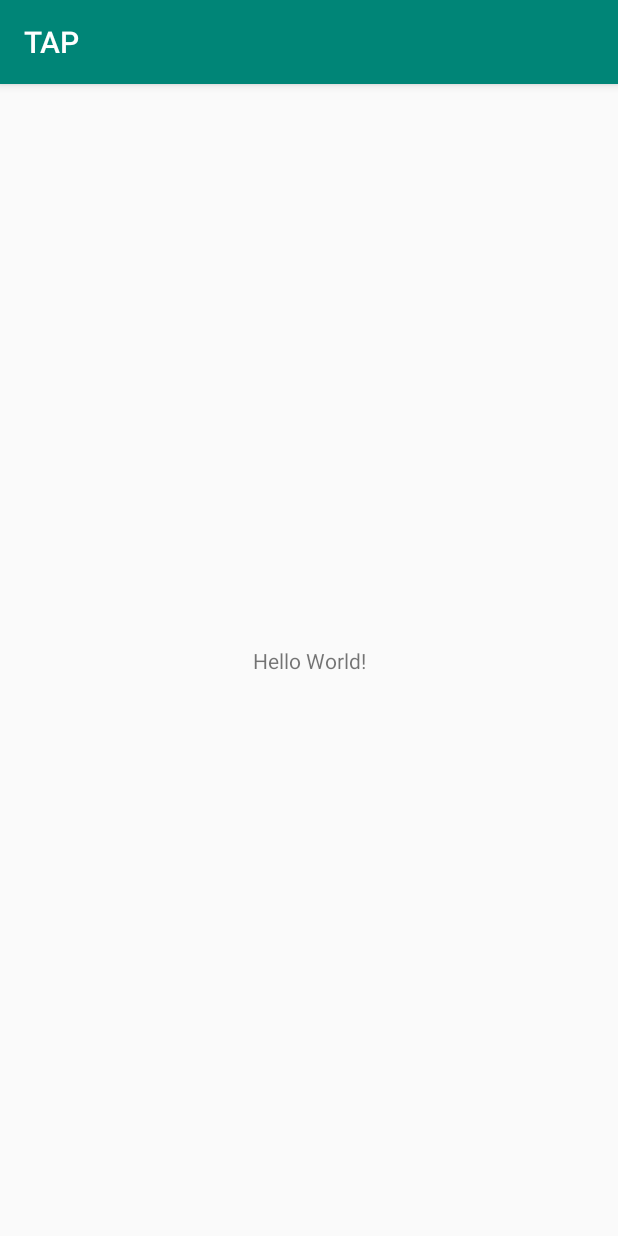
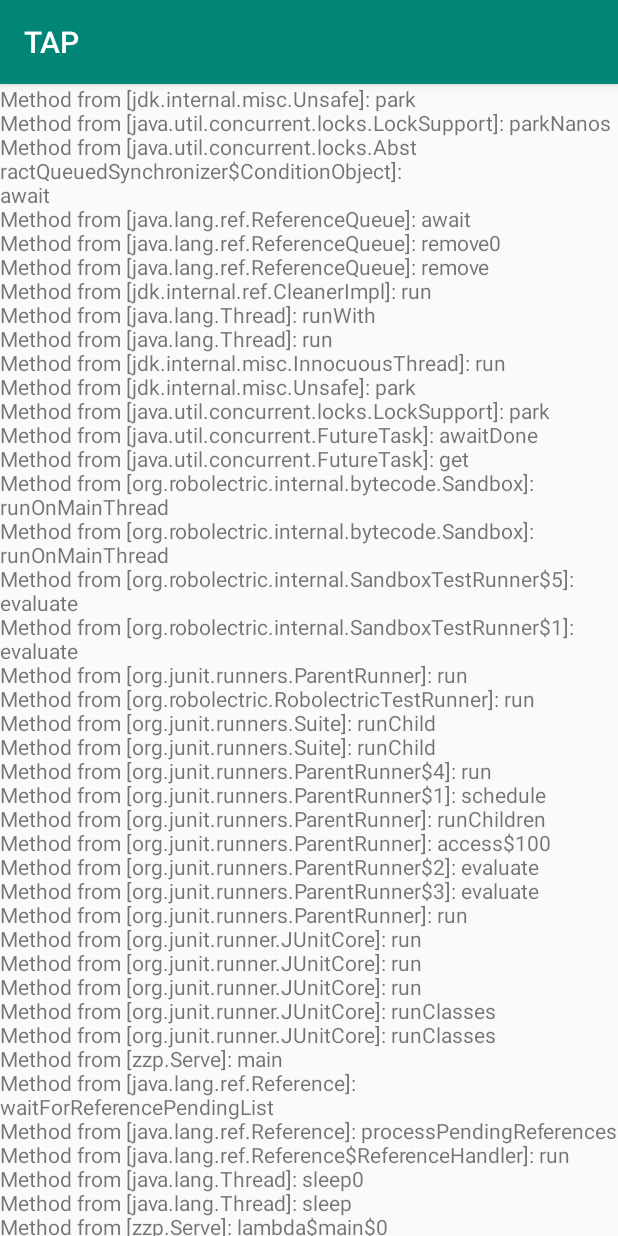
Before and after one commit to dorado89/TAP, an Android app: the screen it shows after launch (MainActivity), on a phone screen of 412 x 824 dp. Run offline under Robolectric (Android 15) with nearby library versions, the phone set to English and light mode, and no system bars.

Commit message:
Dirty getallstacks

```diff
--- a/app/src/main/java/com/example/tap/MainActivity.java
+++ b/app/src/main/java/com/example/tap/MainActivity.java
@@ -9,6 +9,6 @@ public class MainActivity extends AppCompatActivity {
     protected void onCreate(Bundle savedInstanceState) {
         super.onCreate(savedInstanceState);
         setContentView(R.layout.activity_main);
-        new ShowStackTrace(getCurrentFocus()).execute();
+        new ShowStackTrace(getWindow().getDecorView().getRootView()).execute();
     }
 }
--- a/app/src/main/java/com/example/tap/ShowStackTrace.java
+++ b/app/src/main/java/com/example/tap/ShowStackTrace.java
@@ -3,6 +3,10 @@ package com.example.tap;
 import android.os.AsyncTask;
 import android.view.View;
 import android.widget.TextView;
+
+import java.util.Collection;
+import java.util.Iterator;
+import java.util.Map;
 
 public class ShowStackTrace extends AsyncTask<Void,Void,String> {
     private View mRootView;
@@ -13,8 +17,16 @@ public class ShowStackTrace extends AsyncTask<Void,Void,String> {
 
     @Override
     protected String doInBackground(Void... voids) {
-        StackTraceElement[] stackTrace = Thread.currentThread().getStackTrace();
-        return stackTrace[1].getMethodName();
+        Map<Thread, StackTraceElement[]> allStackTraces = Thread.getAllStackTraces();
+        String allStackTrace = "";
+        for (StackTraceElement[] value : allStackTraces.values()) {
+            if (value.length != 0) {
+                for (int i = 0; i < value.length; i++) {
+                    allStackTrace+="Method from ["+value[i].getClassName()+"]: "+value[i].getMethodName()+"\n";
+                }
+            }
+        }
+        return allStackTrace;
     }
 
     @Override
--- a/app/src/main/res/layout/activity_main.xml
+++ b/app/src/main/res/layout/activity_main.xml
@@ -6,14 +6,21 @@
     android:layout_height="match_parent"
     tools:context=".MainActivity">
 
-    <TextView
-        android:id="@+id/stack_trace_text_view"
-        android:layout_width="wrap_content"
-        android:layout_height="wrap_content"
-        android:text="Hello World!"
-        app:layout_constraintBottom_toBottomOf="parent"
-        app:layout_constraintLeft_toLeftOf="parent"
-        app:layout_constraintRight_toRightOf="parent"
-        app:layout_constraintTop_toTopOf="parent" />
+    <ScrollView
+        android:layout_width="match_parent"
+        android:layout_height="match_parent">
+
+        <LinearLayout
+            android:layout_width="match_parent"
+            android:layout_height="wrap_content"
+            android:orientation="vertical" >
+
+            <TextView
+                android:id="@+id/stack_trace_text_view"
+                android:layout_width="wrap_content"
+                android:layout_height="wrap_content"
+                android:text="Hello World!" />
+        </LinearLayout>
+    </ScrollView>
 
 </android.support.constraint.ConstraintLayout>
```
